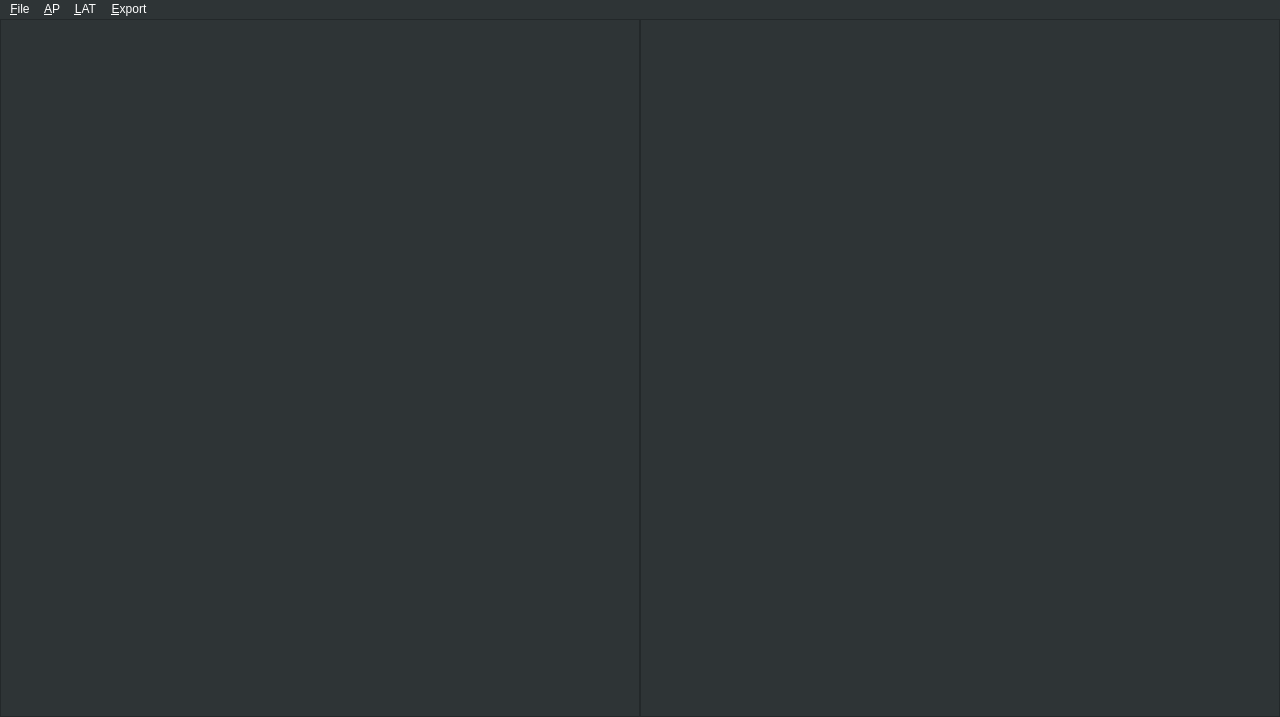
OceanShape/STL-guideline-editor, file mainwindow.ui: the form before one commit.
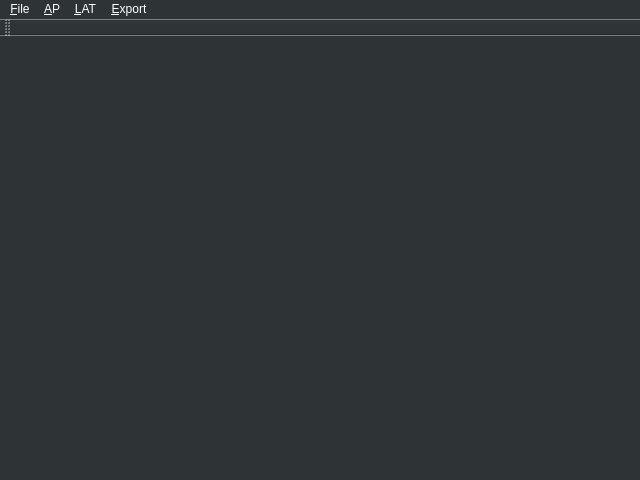
The form after the commit.

Commit message: feat: Add toolbar

Diff of the .ui file:
```diff
--- a/mainwindow.ui
+++ b/mainwindow.ui
@@ -6,13 +6,25 @@
    <rect>
     <x>0</x>
     <y>0</y>
-    <width>1280</width>
-    <height>717</height>
+    <width>640</width>
+    <height>480</height>
    </rect>
   </property>
+  <property name="minimumSize">
+   <size>
+    <width>640</width>
+    <height>480</height>
+   </size>
+  </property>
+  <property name="mouseTracking">
+   <bool>false</bool>
+  </property>
   <property name="windowTitle">
    <string>MainWindow</string>
   </property>
+  <property name="autoFillBackground">
+   <bool>false</bool>
+  </property>
   <property name="styleSheet">
    <string notr="true">background-color: rgb(46, 52, 54);
 selection-background-color: rgb(50, 113, 172);
@@ -39,103 +51,6 @@
     <property name="bottomMargin">
      <number>0</number>
     </property>
-    <item>
-     <widget class="QScrollArea" name="AP">
-      <property name="cursor" stdset="0">
-       <cursorShape>ArrowCursor</cursorShape>
-      </property>
-      <property name="lineWidth">
-       <number>1</number>
-      </property>
-      <property name="verticalScrollBarPolicy">
-       <enum>Qt::ScrollBarAsNeeded</enum>
-      </property>
-      <property name="horizontalScrollBarPolicy">
-       <enum>Qt::ScrollBarAsNeeded</enum>
-      </property>
-      <property name="sizeAdjustPolicy">
-       <enum>QAbstractScrollArea::AdjustIgnored</enum>
-      </property>
-      <property name="widgetResizable">
-       <bool>true</bool>
-      </property>
-      <property name="alignment">
-       <set>Qt::AlignLeading|Qt::AlignLeft|Qt::AlignTop</set>
-      </property>
-      <widget class="QWidget" name="APContent">
-       <property name="geometry">
-        <rect>
-         <x>0</x>
-         <y>0</y>
-         <width>638</width>
-         <height>694</height>
-        </rect>
-       </property>
-       <layout class="QHBoxLayout" name="horizontalLayout_2">
-        <property name="leftMargin">
-         <number>0</number>
-        </property>
-        <property name="topMargin">
-         <number>0</number>
-        </property>
-        <property name="rightMargin">
-         <number>0</number>
-        </property>
-        <property name="bottomMargin">
-         <number>0</number>
-        </property>
-        <item>
-         <widget class="QLabel" name="APLabel">
-          <property name="text">
-           <string/>
-          </property>
-         </widget>
-        </item>
-       </layout>
-      </widget>
-     </widget>
-    </item>
-    <item>
-     <widget class="QScrollArea" name="LAT">
-      <property name="widgetResizable">
-       <bool>true</bool>
-      </property>
-      <widget class="QWidget" name="LATContent">
-       <property name="geometry">
-        <rect>
-         <x>0</x>
-         <y>0</y>
-         <width>638</width>
-         <height>694</height>
-        </rect>
-       </property>
-       <layout class="QHBoxLayout" name="horizontalLayout_3">
-        <property name="spacing">
-         <number>0</number>
-        </property>
-        <property name="leftMargin">
-         <number>0</number>
-        </property>
-        <property name="topMargin">
-         <number>0</number>
-        </property>
-        <property name="rightMargin">
-         <number>0</number>
-        </property>
-        <property name="bottomMargin">
-         <number>0</number>
-        </property>
-        <item>
-         <widget class="QLabel" name="LATLabel">
-          <property name="text">
-           <string/>
-          </property>
-         </widget>
-        </item>
-       </layout>
-      </widget>
-     </widget>
-    </item>
    </layout>
   </widget>
   <widget class="QMenuBar" name="menubar">
@@ -143,7 +58,7 @@
     <rect>
      <x>0</x>
      <y>0</y>
-     <width>1280</width>
+     <width>640</width>
      <height>21</height>
     </rect>
    </property>
@@ -178,6 +93,21 @@
    <addaction name="menuLAT"/>
    <addaction name="menuExport"/>
   </widget>
+  <widget class="QToolBar" name="toolBar">
+   <property name="windowTitle">
+    <string>toolBar</string>
+   </property>
+   <property name="styleSheet">
+    <string notr="true">QToolButton:checked { color: palette(highlighted-text); background-color: palette(highlight); border: none; padding: 2px }</string>
+   </property>
+   <attribute name="toolBarArea">
+    <enum>TopToolBarArea</enum>
+   </attribute>
+   <attribute name="toolBarBreak">
+    <bool>false</bool>
+   </attribute>
+  </widget>
+  <widget class="QStatusBar" name="statusBar"/>
   <action name="actionExit">
    <property name="enabled">
     <bool>true</bool>
```
Left out of the diff: 26 changed lines with no effect on the pictures. The commit also changes 2 other files.
